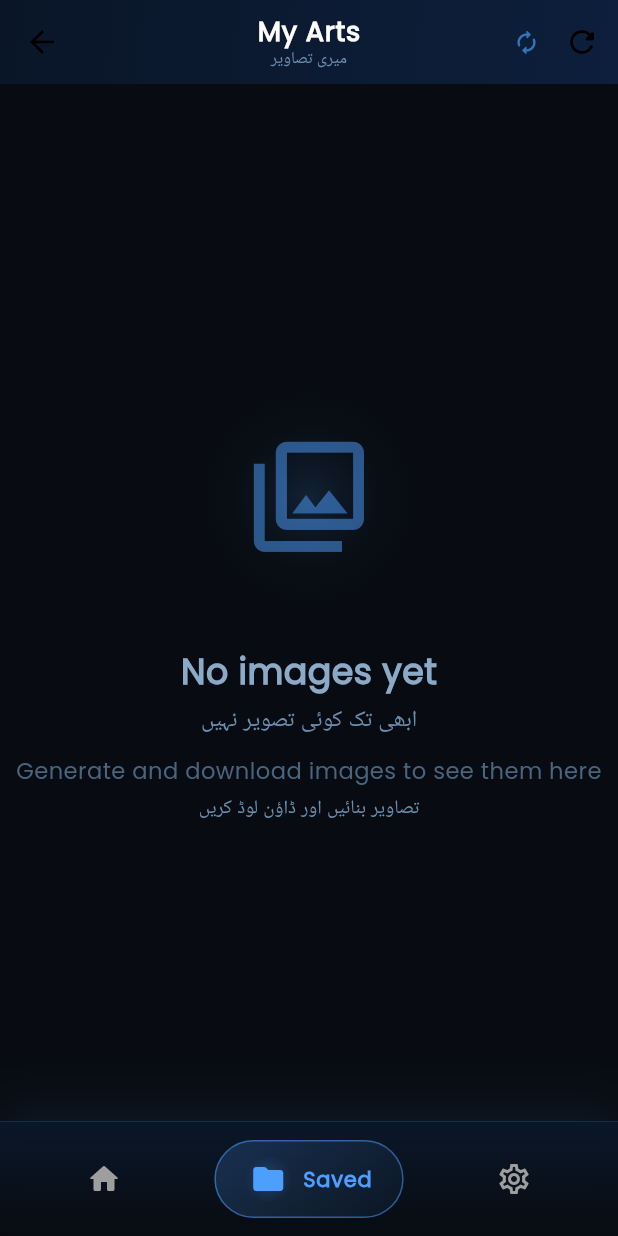
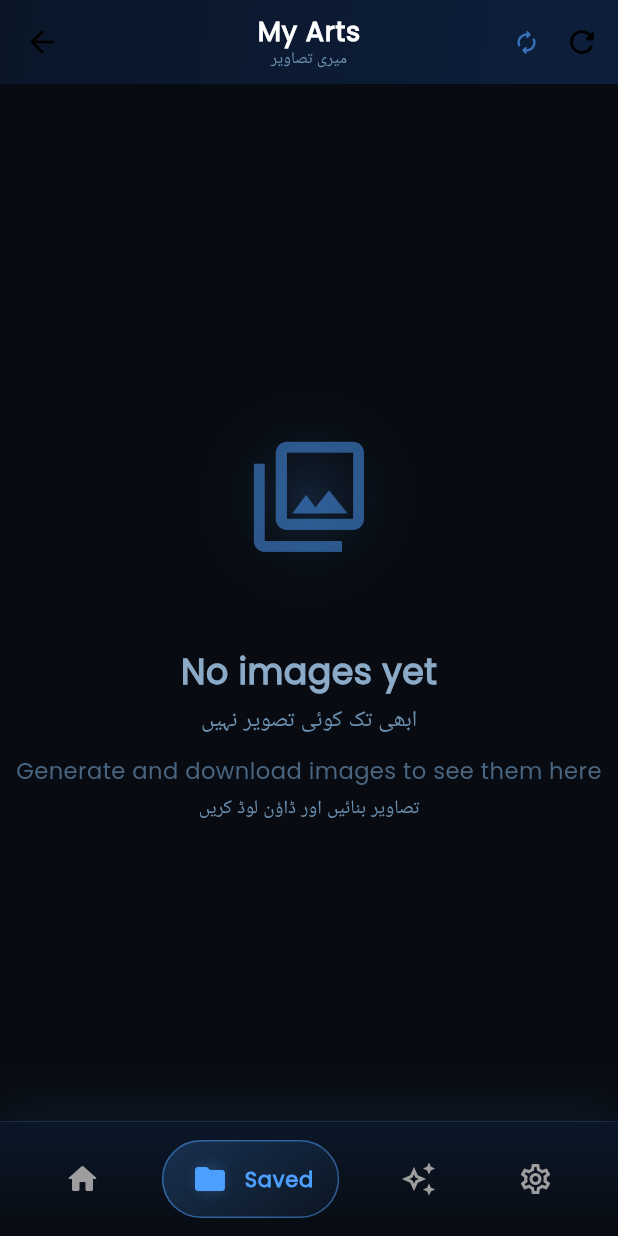
Before and after one commit to Zaibten/Face-Trace-Criminal-Sketch-AI-System, a Flutter app: the BottomBar screen opened by its route, item 2 of the bottom bar chosen, after a tap on the "refresh" icon, on a phone screen of 412 x 824 dp. Run offline on Flutter 3.47's test engine with Material 3 defaults, Android fonts, the phone set to English and light mode, and no system bars; our stand-ins replace animated_splash_screen, audioplayers, badges, google_nav_bar, image_gallery_saver, permission_handler and 5 more; accounts and stored records are empty; network calls fail.

Commit message:
configure the custom model integartion
configure the custom model integartion

```diff
--- a/lib/common/bottombar.dart
+++ b/lib/common/bottombar.dart
@@ -3,6 +3,7 @@
 import 'package:flutter/material.dart';
 import 'package:google_nav_bar/google_nav_bar.dart';
 import 'package:facetrace/constants/global_variables.dart';
+import '../features/CustomModel/AI.dart';
 import '../features/art/screens/saved_arts_screen.dart';
 import '../features/home/screens/home_screen.dart';
 import '../features/setting/setting.dart';
@@ -24,6 +25,7 @@ class _BottomBarState extends State<BottomBar> with TickerProviderStateMixin {
   final List<Widget> _screens = [
     const HomeScreen(),
     const ArtsScreen(),
+    const AIScreen(),
     const SettingsScreen(),
   ];
 
@@ -82,7 +84,7 @@ class _BottomBarState extends State<BottomBar> with TickerProviderStateMixin {
           ),
           child: SafeArea(
             child: Padding(
-              padding: const EdgeInsets.symmetric(horizontal: 20.0, vertical: 12),
+              padding: const EdgeInsets.symmetric(horizontal: 16.0, vertical: 12),
               child: Row(
                 mainAxisAlignment: MainAxisAlignment.spaceAround,
                 children: [
@@ -100,6 +102,12 @@ class _BottomBarState extends State<BottomBar> with TickerProviderStateMixin {
                   ),
                   _buildNavItem(
                     index: 2,
+                    icon: Icons.auto_awesome_outlined,
+                    label: 'AI',
+                    activeIcon: Icons.auto_awesome_rounded,
+                  ),
+                  _buildNavItem(
+                    index: 3,
                     icon: Icons.settings_outlined,
                     label: 'Settings',
                     activeIcon: Icons.settings_rounded,
@@ -131,7 +139,7 @@ class _BottomBarState extends State<BottomBar> with TickerProviderStateMixin {
         duration: const Duration(milliseconds: 300),
         curve: Curves.easeInOutCubic,
         padding: EdgeInsets.symmetric(
-          horizontal: isSelected ? 20 : 12,
+          horizontal: isSelected ? 16 : 12,
           vertical: 10,
         ),
         decoration: BoxDecoration(
--- /dev/null
+++ b/lib/features/CustomModel/AI.dart
@@ -0,0 +1,383 @@
+// ignore_for_file: prefer_const_constructors
+
+import 'dart:convert';
+import 'package:flutter/material.dart';
+import 'package:http/http.dart' as http;
+import 'package:webview_flutter/webview_flutter.dart';
+
+class AIScreen extends StatefulWidget {
+  static const String routeName = 'ai-screen';
+  const AIScreen({Key? key}) : super(key: key);
+
+  @override
+  State<AIScreen> createState() => _AIScreenState();
+}
+
+class _AIScreenState extends State<AIScreen> {
+  WebViewController? _controller;
+
+  double _loadingProgress = 0.0;
+  bool _isLoading = true;
+  bool _hasError = false;
+  String? _errorMessage;
+
+  static const Color _bgDark = Color(0xFF080C12);
+  static const Color _bgNavy = Color(0xFF0A1628);
+  static const Color _accent = Color(0xFF4D9FFF);
+
+  // Base URL of your deployed Node.js API (no trailing slash)
+  // e.g. https://your-backend.vercel.app
+  static const String _apiBaseUrl = 'https://facetraceserver.vercel.app';
+
+  // Fallback link used if the API call fails
+  static const String _fallbackUrl =
+      'https://github.com/Zaibten?tab=repositories';
+
+  @override
+  void initState() {
+    super.initState();
+    _fetchLinkAndLoad();
+  }
+
+  Future<void> _fetchLinkAndLoad() async {
+    setState(() {
+      _isLoading = true;
+      _hasError = false;
+      _errorMessage = null;
+    });
+
+    String urlToLoad = _fallbackUrl;
+
+    try {
+      final response = await http
+          .get(Uri.parse('$_apiBaseUrl/api/ai-link'))
+          .timeout(const Duration(seconds: 10));
+
+      if (response.statusCode == 200) {
+        final data = jsonDecode(response.body);
+        if (data['success'] == true && data['url'] != null) {
+          urlToLoad = data['url'];
+        }
+      }
+    } catch (e) {
+      // Silently fall back to the default URL if the API call fails
+      urlToLoad = _fallbackUrl;
+    }
+
+    _initWebView(urlToLoad);
+  }
+
+  void _initWebView(String url) {
+    final controller = WebViewController()
+      ..setJavaScriptMode(JavaScriptMode.unrestricted)
+      ..setBackgroundColor(_bgDark)
+      ..setUserAgent(
+        'Mozilla/5.0 (Linux; Android 10; Mobile) AppleWebKit/537.36 '
+        '(KHTML, like Gecko) Chrome/120.0.0.0 Mobile Safari/537.36',
+      )
+      ..setNavigationDelegate(
+        NavigationDelegate(
+          onProgress: (progress) {
+            if (!mounted) return;
+            setState(() {
+              _loadingProgress = progress / 100;
+            });
+          },
+          onPageStarted: (url) {
+            if (!mounted) return;
+            setState(() {
+              _isLoading = true;
+              _hasError = false;
+            });
+          },
+          onPageFinished: (url) {
+            if (!mounted) return;
+            setState(() {
+              _isLoading = false;
+            });
+          },
+          onWebResourceError: (error) {
+            if (!mounted) return;
+            setState(() {
+              _isLoading = false;
+              _hasError = true;
+              _errorMessage = error.description;
+            });
+          },
+        ),
+      )
+      ..loadRequest(Uri.parse(url));
+
+    if (!mounted) return;
+    setState(() {
+      _controller = controller;
+    });
+  }
+
+  Future<void> _reload() async {
+    if (_controller == null) {
+      await _fetchLinkAndLoad();
+      return;
+    }
+    setState(() {
+      _hasError = false;
+      _isLoading = true;
+      _loadingProgress = 0.0;
+    });
+    await _controller!.reload();
+  }
+
+  Future<bool> _onWillPop() async {
+    if (_controller != null && await _controller!.canGoBack()) {
+      await _controller!.goBack();
+      return false;
+    }
+    return true;
+  }
+
+  @override
+  Widget build(BuildContext context) {
+    return WillPopScope(
+      onWillPop: _onWillPop,
+      child: Scaffold(
+        backgroundColor: _bgDark,
+        appBar: _buildAppBar(),
+        body: Stack(
+          children: [
+            // WebView (only once controller is ready)
+            if (_controller != null && !_hasError)
+              WebViewWidget(controller: _controller!),
+
+            // Top loading progress bar
+            if (_isLoading && !_hasError)
+              Positioned(
+                top: 0,
+                left: 0,
+                right: 0,
+                child: LinearProgressIndicator(
+                  value: _loadingProgress == 0 ? null : _loadingProgress,
+                  minHeight: 3,
+                  backgroundColor: Colors.transparent,
+                  valueColor: AlwaysStoppedAnimation<Color>(_accent),
+                ),
+              ),
+
+            // Center loading indicator
+            if (_isLoading && !_hasError)
+              Center(
+                child: Container(
+                  padding: const EdgeInsets.all(24),
+                  decoration: BoxDecoration(
+                    color: _bgNavy.withOpacity(0.9),
+                    borderRadius: BorderRadius.circular(20),
+                    border: Border.all(
+                      color: _accent.withOpacity(0.2),
+                      width: 1,
+                    ),
+                  ),
+                  child: Column(
+                    mainAxisSize: MainAxisSize.min,
+                    children: [
+                      SizedBox(
+                        width: 36,
+                        height: 36,
+                        child: CircularProgressIndicator(
+                          strokeWidth: 3,
+                          valueColor: AlwaysStoppedAnimation<Color>(_accent),
+                        ),
+                      ),
+                      const SizedBox(height: 16),
+                      Text(
+                        _controller == null
+                            ? 'Fetching link...'
+                            : 'Loading repositories...',
+                        style: TextStyle(
+                          color: Colors.grey[400],
+                          fontSize: 13,
+                          fontWeight: FontWeight.w500,
+                          letterSpacing: 0.3,
+                        ),
+                      ),
+                    ],
+                  ),
+                ),
+              ),
+
+            // Error state
+            if (_hasError) _buildErrorView(),
+          ],
+        ),
+      ),
+    );
+  }
+
+  PreferredSizeWidget _buildAppBar() {
+    return AppBar(
+      elevation: 0,
+      centerTitle: true,
+      automaticallyImplyLeading: false,
+      flexibleSpace: Container(
+        decoration: BoxDecoration(
+          gradient: LinearGradient(
+            begin: Alignment.topCenter,
+            end: Alignment.bottomCenter,
+            colors: [
+              _bgNavy,
+              _bgNavy.withOpacity(0.95),
+            ],
+          ),
+          border: Border(
+            bottom: BorderSide(
+              color: _accent.withOpacity(0.2),
+              width: 0.5,
+            ),
+          ),
+        ),
+      ),
+      title: Row(
+        mainAxisAlignment: MainAxisAlignment.center,
+        children: [
+          Container(
+            padding: const EdgeInsets.all(6),
+            decoration: BoxDecoration(
+              gradient: LinearGradient(
+                begin: Alignment.topLeft,
+                end: Alignment.bottomRight,
+                colors: [
+                  _accent.withOpacity(0.25),
+                  _accent.withOpacity(0.05),
+                ],
+              ),
+              borderRadius: BorderRadius.circular(10),
+              border: Border.all(
+                color: _accent.withOpacity(0.4),
+                width: 1,
+              ),
+            ),
+            child: Icon(
+              Icons.auto_awesome_rounded,
+              color: _accent,
+              size: 18,
+            ),
+          ),
+          const SizedBox(width: 10),
+          const Text(
+            'AI',
+            style: TextStyle(
+              color: Colors.white,
+              fontSize: 18,
+              fontWeight: FontWeight.w700,
+              letterSpacing: 0.5,
+            ),
+          ),
+        ],
+      ),
+      actions: [
+        IconButton(
+          icon: Icon(
+            Icons.refresh_rounded,
+            color: _accent,
+          ),
+          onPressed: _reload,
+        ),
+        const SizedBox(width: 8),
+      ],
+    );
+  }
+
+  Widget _buildErrorView() {
+    return Center(
+      child: Padding(
+        padding: const EdgeInsets.all(24),
+        child: Column(
+          mainAxisAlignment: MainAxisAlignment.center,
+          children: [
+            Container(
+              padding: const EdgeInsets.all(20),
+              decoration: BoxDecoration(
+                gradient: LinearGradient(
+                  begin: Alignment.topLeft,
+                  end: Alignment.bottomRight,
+                  colors: [
+                    _accent.withOpacity(0.15),
+                    _accent.withOpacity(0.03),
+                  ],
+                ),
+                shape: BoxShape.circle,
+                border: Border.all(
+                  color: _accent.withOpacity(0.3),
+                  width: 1,
+                ),
+              ),
+              child: Icon(
+                Icons.wifi_off_rounded,
+                color: _accent,
+                size: 40,
+              ),
+            ),
+            const SizedBox(height: 20),
+            const Text(
+              'Couldn\'t load this page',
+              style: TextStyle(
+                color: Colors.white,
+                fontSize: 16,
+                fontWeight: FontWeight.w600,
+              ),
+            ),
+            const SizedBox(height: 8),
+            Text(
+              _errorMessage ??
+                  'Check your internet connection and try again.',
+              textAlign: TextAlign.center,
+              style: TextStyle(
+                color: Colors.grey[500],
+                fontSize: 13,
+              ),
+            ),
+            const SizedBox(height: 24),
+            GestureDetector(
+              onTap: _reload,
+              child: Container(
+                padding: const EdgeInsets.symmetric(
+                  horizontal: 28,
+                  vertical: 12,
+                ),
+                decoration: BoxDecoration(
+                  gradient: LinearGradient(
+                    begin: Alignment.topLeft,
+                    end: Alignment.bottomRight,
+                    colors: [
+                      _accent.withOpacity(0.25),
+                      _accent.withOpacity(0.08),
+                    ],
+                  ),
+                  borderRadius: BorderRadius.circular(30),
+                  border: Border.all(
+                    color: _accent.withOpacity(0.5),
+                    width: 1,
+                  ),
+                ),
+                child: Row(
+                  mainAxisSize: MainAxisSize.min,
+                  children: [
+                    Icon(Icons.refresh_rounded, color: _accent, size: 18),
+                    const SizedBox(width: 8),
+                    Text(
+                      'Retry',
+                      style: TextStyle(
+                        color: _accent,
+                        fontSize: 14,
+                        fontWeight: FontWeight.w600,
+                        letterSpacing: 0.5,
+                      ),
+                    ),
+                  ],
+                ),
+              ),
+            ),
+          ],
+        ),
+      ),
+    );
+  }
+}
```
Also changed, not shown: 2 other files.
